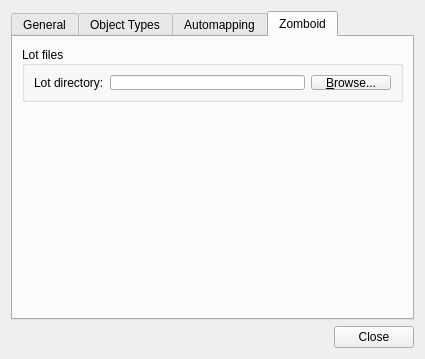
timbaker/tiled, file src/tiled/preferencesdialog.ui: the form before one commit.
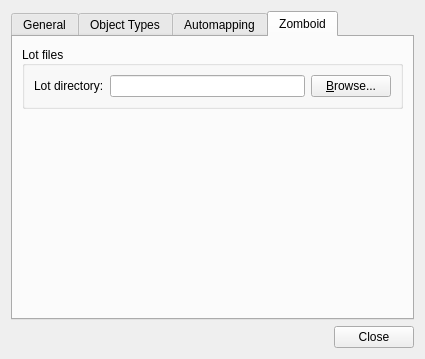
The form after the commit. The open tabs and pages were chosen to show the change. Icons and pictures are not drawn.

Commit message:
Fixed Preferences dialog layout.
The last 2 tabs didn't have any overall layout.

```diff
--- a/src/tiled/preferencesdialog.ui
+++ b/src/tiled/preferencesdialog.ui
@@ -6,8 +6,8 @@
    <rect>
     <x>0</x>
     <y>0</y>
-    <width>423</width>
-    <height>313</height>
+    <width>465</width>
+    <height>317</height>
    </rect>
   </property>
   <property name="windowTitle">
@@ -276,14 +276,14 @@
       <attribute name="title">
        <string>Zomboid</string>
       </attribute>
+      <layout class="QGridLayout" name="gridLayout_4">
+       <item row="0" column="0">
       <widget class="QGroupBox" name="groupBox_4">
-       <property name="geometry">
-        <rect>
-         <x>9</x>
-         <y>9</y>
-         <width>381</width>
-         <height>56</height>
-        </rect>
+         <property name="sizePolicy">
+          <sizepolicy hsizetype="Preferred" vsizetype="Preferred">
+           <horstretch>0</horstretch>
+           <verstretch>0</verstretch>
+          </sizepolicy>
        </property>
        <property name="title">
         <string>Lot files</string>
@@ -302,7 +302,7 @@
         <item row="0" column="1">
          <widget class="QLineEdit" name="lotDirectory">
           <property name="sizePolicy">
-           <sizepolicy hsizetype="Expanding" vsizetype="Fixed">
+             <sizepolicy hsizetype="Expanding" vsizetype="Preferred">
             <horstretch>0</horstretch>
             <verstretch>0</verstretch>
            </sizepolicy>
@@ -330,6 +330,21 @@
         </item>
        </layout>
       </widget>
+       </item>
+       <item row="1" column="0">
+        <spacer name="verticalSpacer_2">
+         <property name="orientation">
+          <enum>Qt::Vertical</enum>
+         </property>
+         <property name="sizeHint" stdset="0">
+          <size>
+           <width>20</width>
+           <height>40</height>
+          </size>
+         </property>
+        </spacer>
+       </item>
+      </layout>
      </widget>
     </widget>
    </item>
```
Left out of the diff: 25 changed lines with no effect on the pictures. Lines whose indentation alone changed are shown as unchanged.
